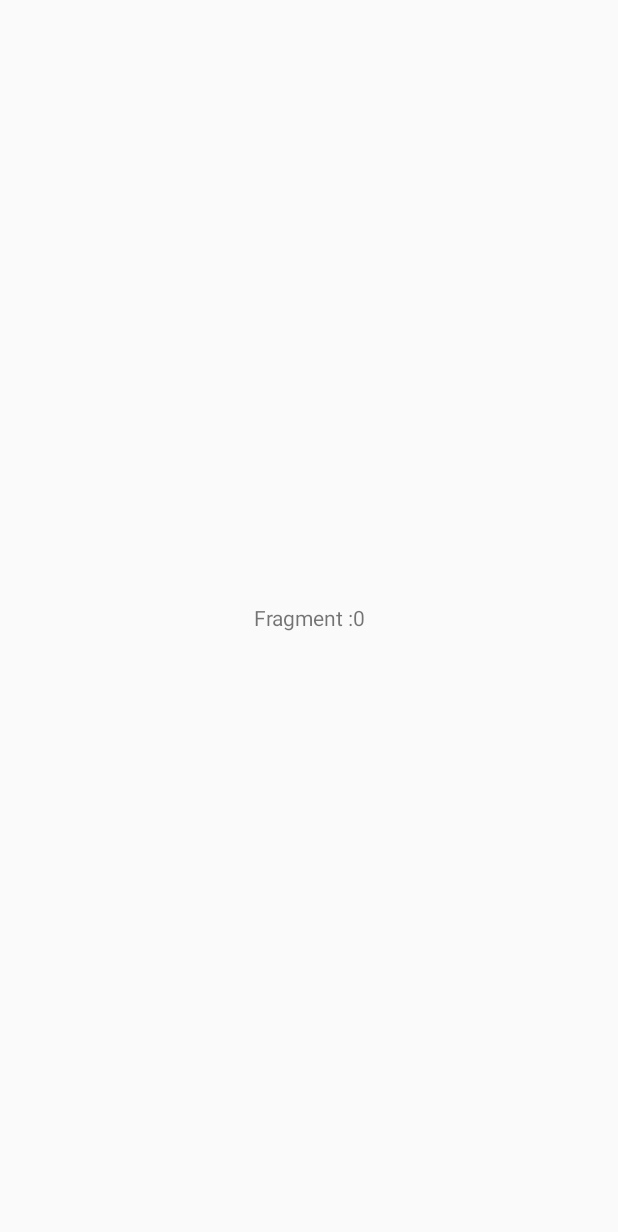
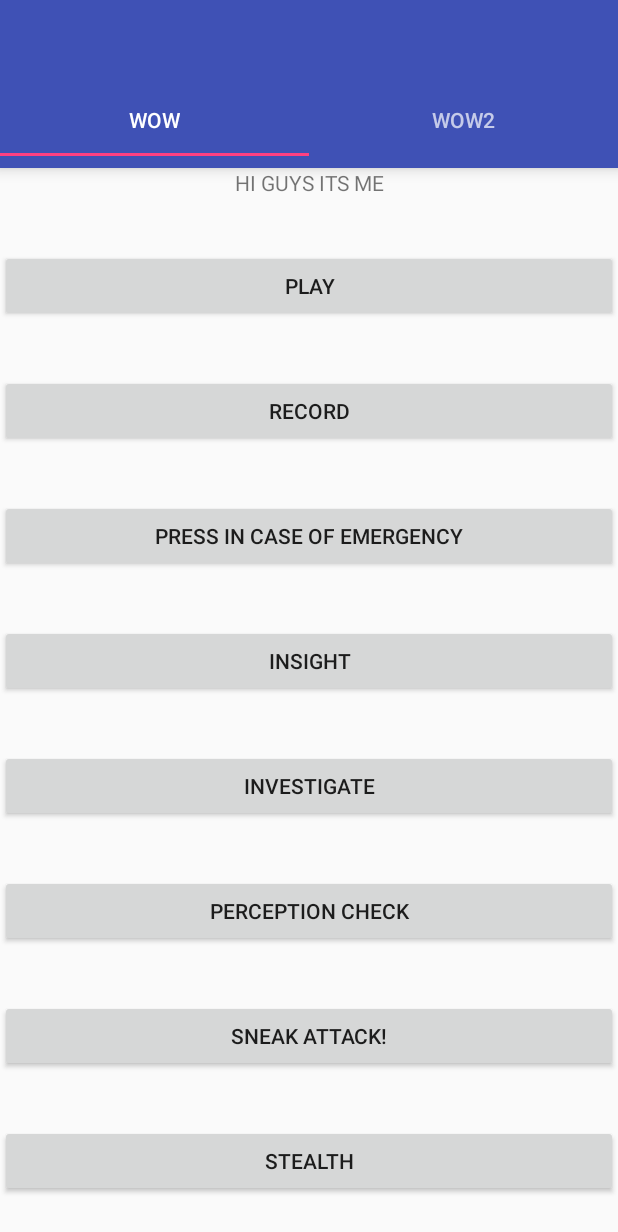
Before and after one commit to SamLojpur/Soundboard, an Android app: the screen it shows after launch (MainActivity), on a phone screen of 412 x 824 dp. Before the commit the part shown is almost empty. Shown: the top 1232 px of the screen. Run offline under Robolectric (Android 15) with nearby library versions, the phone set to English and light mode, and no system bars.

Commit message:
Added pages with tabs

```diff
--- a/app/build.gradle
+++ b/app/build.gradle
@@ -25,7 +25,8 @@ dependencies {
         exclude group: 'com.android.support', module: 'support-annotations'
     })
     compile 'com.android.support:appcompat-v7:25.1.0'
-    testCompile 'junit:junit:4.12'
     compile 'com.android.support.constraint:constraint-layout:1.0.0-beta4'
     compile 'com.android.support:design:25.1.0'
+    compile 'com.android.support:support-v4:25.1.0'
+    testCompile 'junit:junit:4.12'
 }
--- a/app/src/main/java/com/example/samspc/tutorial/MainActivity.java
+++ b/app/src/main/java/com/example/samspc/tutorial/MainActivity.java
@@ -1,9 +1,11 @@
 package com.example.samspc.tutorial;
 
 import android.Manifest;
+import android.app.ActionBar;
 import android.content.Context;
 import android.media.MediaPlayer;
 import android.media.MediaRecorder;
+import android.support.design.widget.TabLayout;
 import android.support.v4.app.ActivityCompat;
 import android.support.v4.view.ViewPager;
 import android.support.v7.app.AppCompatActivity;
@@ -16,11 +18,11 @@ import android.widget.Toast;
 
 import java.io.IOException;
 
-public class MainActivity extends AppCompatActivity {
+public class MainActivity extends AppCompatActivity{
 
     private Toolbar toolbar;
     private ViewPager viewPager;
-    private ViewPagerAdapter adapter;
+    private PagerAdapter adapter;
 
     private boolean permissionToRecordAccepted = false;
     private String [] permissions = {Manifest.permission.RECORD_AUDIO, Manifest.permission.WRITE_EXTERNAL_STORAGE};
@@ -40,22 +42,23 @@ public class MainActivity extends AppCompatActivity {
         isRecording = false;
 
         ActivityCompat.requestPermissions(this, permissions, 201);
-        //final Button recordBtn = (Button) findViewById(R.id.btn_record);
 
-        toolbar = (Toolbar) findViewById(R.id.toolBar);
-        setSupportActionBar(toolbar);
+
 
         viewPager = (ViewPager) findViewById(R.id.pager);
-        adapter = new ViewPagerAdapter(getSupportFragmentManager());
+        adapter = new PagerAdapter(getSupportFragmentManager());
         viewPager.setAdapter(adapter);
 
-    }
+        TabLayout tabLayout = (TabLayout) findViewById(R.id.tab_layout);
+        tabLayout.setupWithViewPager(viewPager);
 
 
-       /* recordBtn.setOnClickListener(new View.OnClickListener(){
+
+
+        /*final Button recordBtn = (Button) findViewById(R.id.btn_record);
+        recordBtn.setOnClickListener(new View.OnClickListener(){
             @Override
             public void onClick(View view) {
-
                 if (isRecording){
                     recordBtn.setText("Record");
                     isRecording=false;
@@ -65,11 +68,9 @@ public class MainActivity extends AppCompatActivity {
                     isRecording=true;
                     Toast.makeText(context, String.valueOf(isRecording), Toast.LENGTH_LONG).show();
                     startRecording();
-
                 }
             }
         });
-
         Button playBtn = (Button) findViewById(R.id.btn_play);
         playBtn.setOnClickListener(new View.OnClickListener(){
             @Override
@@ -90,7 +91,6 @@ public class MainActivity extends AppCompatActivity {
                 }
             }
         });
-
         Button emergencyBtn = (Button) findViewById(R.id.btn_emergency);
         final MediaPlayer emergency = MediaPlayer.create(this, R.raw.emergency);
         emergencyBtn.setOnClickListener(new View.OnClickListener(){
@@ -99,7 +99,6 @@ public class MainActivity extends AppCompatActivity {
                 emergency.start();
             }
         });
-
         Button insightBtn = (Button) findViewById(R.id.btn_insight);
         final MediaPlayer insight = MediaPlayer.create(this, R.raw.insight);
         insightBtn.setOnClickListener(new View.OnClickListener(){
@@ -108,7 +107,6 @@ public class MainActivity extends AppCompatActivity {
                 insight.start();
             }
         });
-
         Button investigateBtn = (Button) findViewById(R.id.btn_investigate);
         final MediaPlayer investigate = MediaPlayer.create(this, R.raw.investigate);
         investigateBtn.setOnClickListener(new View.OnClickListener(){
@@ -126,7 +124,6 @@ public class MainActivity extends AppCompatActivity {
                 perception_check.start();
             }
         });
-
         Button sneak_attackBtn = (Button) findViewById(R.id.btn_sneak_attack);
         final MediaPlayer sneak_attack = MediaPlayer.create(this, R.raw.sneak_attack);
         sneak_attackBtn.setOnClickListener(new View.OnClickListener(){
@@ -135,7 +132,6 @@ public class MainActivity extends AppCompatActivity {
                 sneak_attack.start();
             }
         });
-
         Button stealthBtn = (Button) findViewById(R.id.btn_stealth);
         final MediaPlayer stealth = MediaPlayer.create(this, R.raw.stealth);
         stealthBtn.setOnClickListener(new View.OnClickListener(){
@@ -143,8 +139,7 @@ public class MainActivity extends AppCompatActivity {
             public void onClick(View view) {
                 stealth.start();
             }
-        });
-
+        });*/
 
 
 
@@ -178,6 +173,8 @@ public class MainActivity extends AppCompatActivity {
         }
 
 
-    }*/
+    }
+
+
 
 }
--- /dev/null
+++ b/app/src/main/java/com/example/samspc/tutorial/PagerAdapter.java
@@ -0,0 +1,67 @@
+package com.example.samspc.tutorial;
+
+import android.content.Context;
+import android.os.Bundle;
+import android.support.transition.ChangeBounds;
+import android.support.v4.app.Fragment;
+import android.support.v4.app.FragmentManager;
+import android.support.v4.app.FragmentPagerAdapter;
+
+import static com.example.samspc.tutorial.R.layout.tab_fragment1;
+
+
+public class PagerAdapter extends FragmentPagerAdapter{
+    int mNumOfTabs;
+    public PagerAdapter(FragmentManager fm) {
+        super(fm);
+    }
+
+    private Context mContext;
+
+    public PagerAdapter(Context context, FragmentManager fm){
+        super(fm);
+        mContext = context;
+    }
+
+
+
+    @Override
+    public Fragment getItem(int position) {
+//        TabFragment1 tabFragment;
+//        tabFragment = new TabFragment1();
+//        Bundle bundle = new Bundle();
+//        bundle.putString("message", "Fragment :" + position);
+//        tabFragment.setArguments(bundle);
+//        return tabFragment;
+        switch(position){
+            case 0:
+                return new TabFragment1();
+            case 1:
+                return new TabFragment2();
+            default:
+                return null;
+        }
+
+
+
+    }
+
+    public CharSequence getPageTitle(int position){
+
+        switch(position){
+            case 0:
+                return "wow";
+            case 1:
+                return "wow2";
+            default:
+                return null;
+        }
+
+
+    }
+
+    @Override
+    public int getCount() {
+        return 2;
+    }
+}
--- /dev/null
+++ b/app/src/main/java/com/example/samspc/tutorial/TabFragment1.java
@@ -0,0 +1,36 @@
+package com.example.samspc.tutorial;
+
+import android.os.Bundle;
+import android.support.annotation.Nullable;
+import android.support.v4.app.Fragment;
+import android.view.LayoutInflater;
+import android.view.View;
+import android.view.ViewGroup;
+import android.widget.TextView;
+
+/**
+ * Created by User on 2/28/2017.
+ */
+
+public class TabFragment1 extends Fragment {
+    private TextView textView;
+    public TabFragment1(){
+
+
+    }
+
+    @Override
+    public View onCreateView(LayoutInflater inflater, @Nullable ViewGroup container, @Nullable Bundle savedInstanceState) {
+        View view = inflater.inflate(R.layout.tab_fragment1,container,false);
+        //textView = (TextView) view.findViewById(R.id.txt_display);
+        //textView.setText(getArguments().getString("message"));
+        //textView.setText("hello");
+        return view;
+    }
+
+
+
+
+
+
+}
--- a/app/src/main/java/com/example/samspc/tutorial/TabFragment.java
+++ b/app/src/main/java/com/example/samspc/tutorial/TabFragment2.java
@@ -6,26 +6,31 @@ import android.support.v4.app.Fragment;
 import android.view.LayoutInflater;
 import android.view.View;
 import android.view.ViewGroup;
-import android.widget.Button;
 import android.widget.TextView;
 
 /**
  * Created by User on 2/28/2017.
  */
 
-public class TabFragment extends Fragment {
+public class TabFragment2 extends Fragment {
     private TextView textView;
-    public TabFragment(){
+    public TabFragment2(){
 
 
     }
 
     @Override
     public View onCreateView(LayoutInflater inflater, @Nullable ViewGroup container, @Nullable Bundle savedInstanceState) {
-        View view = inflater.inflate(R.layout.tab_fragment,container,false);
-        textView = (TextView) view.findViewById(R.id.txt_display);
-        textView.setText(getArguments().getString("message"));
-
+        View view = inflater.inflate(R.layout.tab_fragment2,container,false);
+        //textView = (TextView) view.findViewById(R.id.txt_display);
+        //textView.setText(getArguments().getString("message"));
+        //textView.setText("hello2");
         return view;
     }
+
+
+
+
+
+
 }
--- a/app/src/main/java/com/example/samspc/tutorial/ViewPagerAdapter.java
+++ /dev/null
@@ -1,29 +0,0 @@
-package com.example.samspc.tutorial;
-
-import android.os.Bundle;
-import android.support.v4.app.Fragment;
-import android.support.v4.app.FragmentManager;
-import android.support.v4.app.FragmentPagerAdapter;
-
-
-
-public class ViewPagerAdapter extends FragmentPagerAdapter{
-    public ViewPagerAdapter(FragmentManager fm) {
-        super(fm);
-    }
-
-    @Override
-    public Fragment getItem(int position) {
-        TabFragment tabFragment;
-        tabFragment = new TabFragment();
-        Bundle bundle = new Bundle();
-        bundle.putString("message", "Fragment :" + position);
-        tabFragment.setArguments(bundle);
-        return tabFragment;
-    }
-
-    @Override
-    public int getCount() {
-        return 25;
-    }
-}
--- a/app/src/main/res/layout/activity_main.xml
+++ b/app/src/main/res/layout/activity_main.xml
@@ -1,5 +1,5 @@
 <?xml version="1.0" encoding="utf-8"?>
-<LinearLayout
+<RelativeLayout
     xmlns:android="http://schemas.android.com/apk/res/android"
     xmlns:tools="http://schemas.android.com/tools"
     android:id="@+id/activity_main"
@@ -10,13 +10,31 @@
     tools:context=".MainActivity">
 
 
+    <android.support.v7.widget.Toolbar
+        android:id="@+id/toolbar"
+        android:layout_width="match_parent"
+        android:layout_height="wrap_content"
+        android:layout_alignParentTop="true"
+        android:background="?attr/colorPrimary"
+        android:elevation="6dp"
+        android:minHeight="?attr/actionBarSize"
+        android:theme="@style/ThemeOverlay.AppCompat.Dark.ActionBar"
+        />
 
+    <android.support.design.widget.TabLayout
+        android:id="@+id/tab_layout"
+        android:layout_width="match_parent"
+        android:layout_height="wrap_content"
+        android:layout_below="@+id/toolbar"
+        android:background="?attr/colorPrimary"
+        android:elevation="6dp"
+        android:minHeight="?attr/actionBarSize"
+        android:theme="@style/ThemeOverlay.AppCompat.Dark.ActionBar"/>
 
     <android.support.v4.view.ViewPager
+        android:id="@+id/pager"
         android:layout_width="match_parent"
-        android:layout_height="match_parent"
-        android:id="@+id/pager"
-        />
+        android:layout_height="fill_parent"
+        android:layout_below="@id/tab_layout"/>
 
-
-</LinearLayout>
+</RelativeLayout>
--- a/app/src/main/res/layout/tab_fragment.xml
+++ /dev/null
@@ -1,17 +0,0 @@
-<?xml version="1.0" encoding="utf-8"?>
-<LinearLayout xmlns:android="http://schemas.android.com/apk/res/android"
-    android:orientation="vertical" android:layout_width="match_parent"
-    android:layout_height="match_parent">
-
-
-        <TextView
-            android:text="HI GUYS ITS ME"
-            android:layout_width="match_parent"
-            android:layout_height="match_parent"
-            android:id="@+id/txt_display"
-            android:gravity="center"
-            />
-
-
-
-</LinearLayout>
--- /dev/null
+++ b/app/src/main/res/layout/tab_fragment1.xml
@@ -0,0 +1,91 @@
+<?xml version="1.0" encoding="utf-8"?>
+<LinearLayout xmlns:android="http://schemas.android.com/apk/res/android"
+    android:orientation="vertical" android:layout_width="match_parent"
+    android:layout_height="match_parent">
+
+
+        <TextView
+            android:text="HI GUYS ITS ME"
+            android:layout_width="match_parent"
+            android:layout_height="wrap_content"
+            android:id="@+id/txt_display"
+            android:gravity="center"
+            />
+
+        <ScrollView
+            android:layout_width="match_parent"
+            android:layout_height="match_parent">
+                <LinearLayout
+                    android:layout_width="match_parent"
+                    android:layout_height="wrap_content"
+                    android:orientation="vertical" >
+                        <Button
+                            android:text="Play"
+                            android:layout_width="match_parent"
+                            android:layout_height="wrap_content"
+                            android:layout_below="@+id/btn_record"
+                            android:layout_alignLeft="@+id/btn_record"
+                            android:layout_alignStart="@+id/btn_record"
+                            android:layout_marginTop="35dp"
+                            android:id="@+id/btn_play" />
+                        <Button
+                            android:text="Record"
+                            android:layout_width="match_parent"
+                            android:layout_height="wrap_content"
+                            android:layout_below="@+id/num2"
+                            android:layout_centerHorizontal="true"
+                            android:layout_marginTop="35dp"
+                            android:id="@+id/btn_record" />
+                        <Button
+                            android:text="Press In Case Of Emergency"
+                            android:layout_width="match_parent"
+                            android:layout_height="wrap_content"
+                            android:layout_below="@+id/num2"
+                            android:layout_centerHorizontal="true"
+                            android:layout_marginTop="35dp"
+                            android:id="@+id/btn_emergency" />
+                        <Button
+                            android:text="Insight"
+                            android:layout_width="match_parent"
+                            android:layout_height="wrap_content"
+                            android:layout_below="@+id/num2"
+                            android:layout_centerHorizontal="true"
+                            android:layout_marginTop="35dp"
+                            android:id="@+id/btn_insight" />
+                        <Button
+                            android:text="Investigate"
+                            android:layout_width="match_parent"
+                            android:layout_height="wrap_content"
+                            android:layout_below="@+id/num2"
+                            android:layout_centerHorizontal="true"
+                            android:layout_marginTop="35dp"
+                            android:id="@+id/btn_investigate" />
+                        <Button
+                            android:text="Perception Check"
+                            android:layout_width="match_parent"
+                            android:layout_height="wrap_content"
+                            android:layout_below="@+id/num2"
+                            android:layout_centerHorizontal="true"
+                            android:layout_marginTop="35dp"
+                            android:id="@+id/btn_perception_check" />
+                        <Button
+                            android:text="Sneak Attack!"
+                            android:layout_width="match_parent"
+                            android:layout_height="wrap_content"
+                            android:layout_below="@+id/num2"
+                            android:layout_centerHorizontal="true"
+                            android:layout_marginTop="35dp"
+                            android:id="@+id/btn_sneak_attack" />
+                        <Button
+                            android:text="Stealth"
+                            android:layout_width="match_parent"
+                            android:layout_height="wrap_content"
+                            android:layout_below="@+id/num2"
+                            android:layout_centerHorizontal="true"
+                            android:layout_marginTop="35dp"
+                            android:id="@+id/btn_stealth" />
+                </LinearLayout>
+        </ScrollView>
+
+
+</LinearLayout>
--- /dev/null
+++ b/app/src/main/res/layout/tab_fragment2.xml
@@ -0,0 +1,52 @@
+<?xml version="1.0" encoding="utf-8"?>
+<LinearLayout xmlns:android="http://schemas.android.com/apk/res/android"
+    android:orientation="vertical" android:layout_width="match_parent"
+    android:layout_height="match_parent">
+
+
+        <TextView
+            android:text="HI GUYS ITS ME"
+            android:layout_width="match_parent"
+            android:layout_height="wrap_content"
+            android:id="@+id/txt_display"
+            android:gravity="center"
+            />
+
+        <ScrollView
+            android:layout_width="match_parent"
+            android:layout_height="match_parent">
+                <LinearLayout
+                    android:layout_width="match_parent"
+                    android:layout_height="wrap_content"
+                    android:orientation="vertical" >
+                        <Button
+                            android:text="Play"
+                            android:layout_width="match_parent"
+                            android:layout_height="wrap_content"
+                            android:layout_below="@+id/btn_record"
+                            android:layout_alignLeft="@+id/btn_record"
+                            android:layout_alignStart="@+id/btn_record"
+                            android:layout_marginTop="35dp"
+                            android:id="@+id/btn_play" />
+                        <Button
+                            android:text="Record"
+                            android:layout_width="match_parent"
+                            android:layout_height="wrap_content"
+                            android:layout_below="@+id/num2"
+                            android:layout_centerHorizontal="true"
+                            android:layout_marginTop="35dp"
+                            android:id="@+id/btn_record" />
+
+                        <Button
+                            android:text="Tab 2!"
+                            android:layout_width="match_parent"
+                            android:layout_height="wrap_content"
+                            android:layout_below="@+id/num2"
+                            android:layout_centerHorizontal="true"
+                            android:layout_marginTop="35dp"
+                            android:id="@+id/btn_tab2" />
+                </LinearLayout>
+        </ScrollView>
+
+
+</LinearLayout>
--- a/app/src/main/res/layout/toolbar_layout.xml
+++ /dev/null
@@ -1,11 +0,0 @@
-<?xml version="1.0" encoding="utf-8"?>
-<android.support.v7.widget.Toolbar xmlns:android="http://schemas.android.com/apk/res/android"
-
-
-    android:layout_width="match_parent"
-    android:layout_height="?attr/actionBarSize"
-    android:background="?attr/colorPrimary"
-    android:id="@+id/toolBar"
-    android:elevation="4dp"
-    android:theme="@style/ThemeOverlay.AppCompat.Dark.ActionBar"
-    />
--- a/app/src/main/res/values/strings.xml
+++ b/app/src/main/res/values/strings.xml
@@ -1,3 +1,6 @@
 <resources>
     <string name="app_name">Soundboard</string>
+
+    <!-- TODO: Remove or change this placeholder text -->
+    <string name="hello_blank_fragment">Hello blank fragment</string>
 </resources>
```
